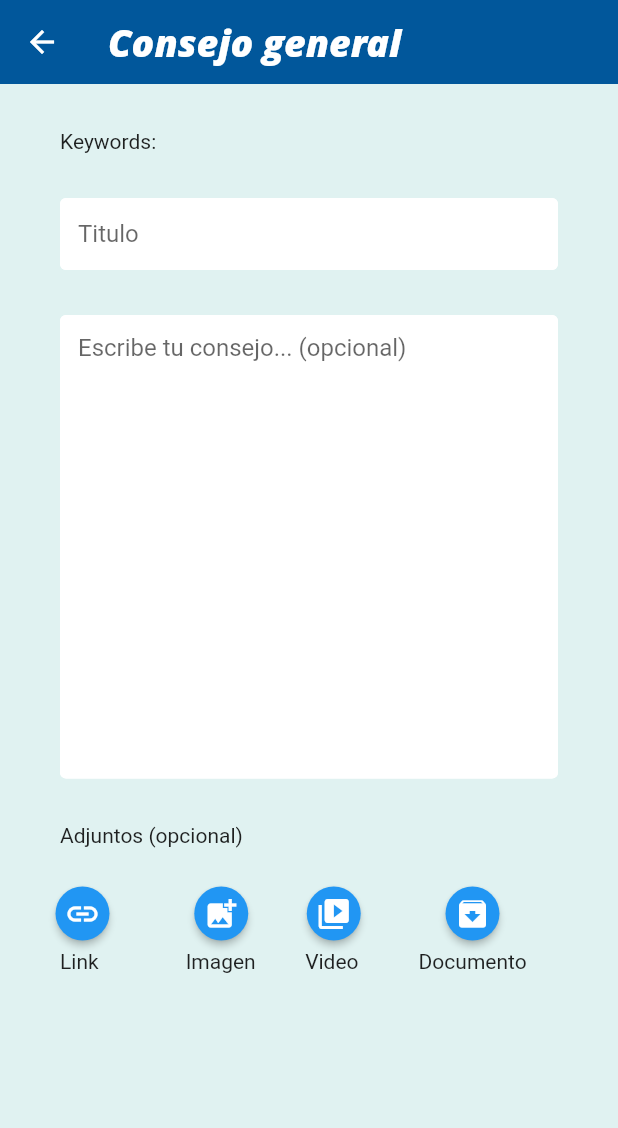
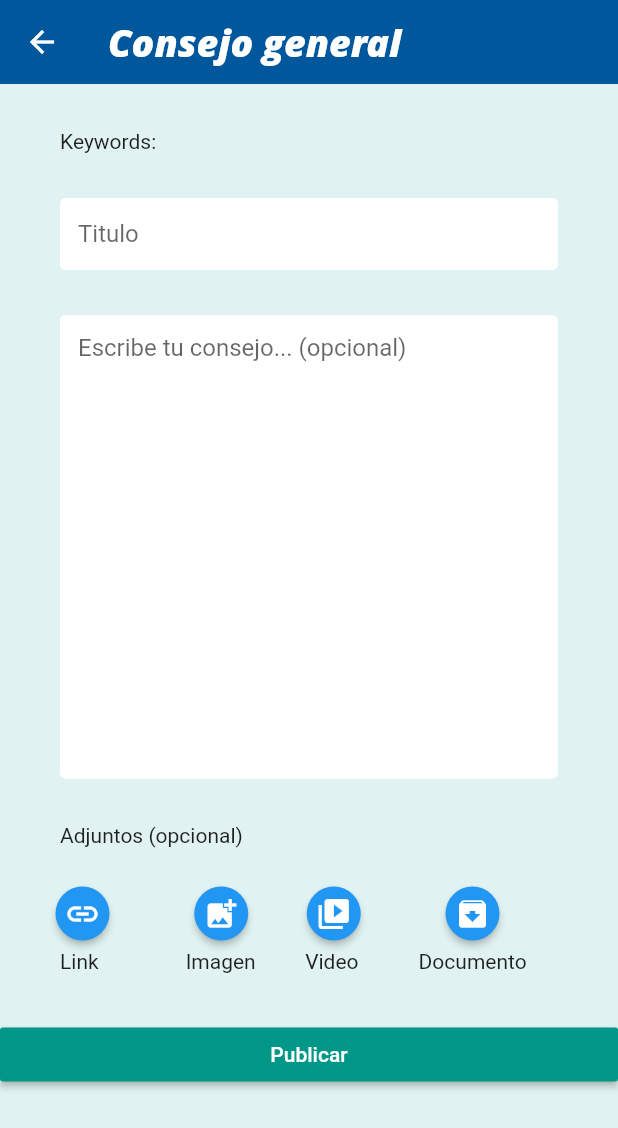
Before and after one commit to Covid-relief/CovidReliefApp, a Flutter app: the PostHelp screen opened directly, after a tap on the "add photo alternate" icon, on a phone screen of 412 x 824 dp. Shown: the top 1128 px of the screen. Run offline on Flutter 3.47's test engine with Material 2 defaults, Android fonts, the phone set to English and light mode, and no system bars; our stand-ins replace cloud_firestore, firebase_auth, firebase_database, firebase_storage, flutter_secure_storage, google_sign_in and 1 more; missing offline and left inert: flutter_auth_buttons, flutter_facebook_login; accounts and stored records are empty; Roboto replaces fonts that are missing (Open Sans); statements that could not run were skipped.

Commit message:
upload image and submit button in post

```diff
--- a/lib/screens/give_help/generalHelp.dart
+++ b/lib/screens/give_help/generalHelp.dart
@@ -4,6 +4,12 @@ import 'package:CovidRelief/screens/home/user_profile.dart';
 import 'package:CovidRelief/services/auth.dart';
 import 'package:CovidRelief/shared/constants.dart';
 import 'package:flutter/material.dart';
+import 'package:CovidRelief/screens/give_help/uploadImage.dart';
+import 'package:intl/intl.dart';
+import 'package:firebase_database/firebase_database.dart';
+import 'package:firebase_storage/firebase_storage.dart';
+import 'package:image_picker/image_picker.dart';
+import 'dart:io';
 
 class PostHelp extends StatefulWidget {
 
@@ -12,6 +18,17 @@ class PostHelp extends StatefulWidget {
 }
 
 class _PostHelpState extends State<PostHelp> {
+
+  File sampleImage;
+
+  Future getImage()async{
+    var tempImage = await ImagePicker.pickImage(source: ImageSource.gallery);
+    setState((){
+      sampleImage = tempImage;
+    });
+  }
+
+
   @override
   Widget build(BuildContext context) {
     return Scaffold(
@@ -26,7 +43,8 @@ class _PostHelpState extends State<PostHelp> {
                   fontSize: 25),),
             backgroundColor: Colors.lightBlue[900],
             elevation: 0.0,),
-            body: ListView(
+            body: Form(
+              child: ListView(
                 children: <Widget>[
                   SizedBox(height: 30.0),
                   Container(
@@ -84,7 +102,7 @@ class _PostHelpState extends State<PostHelp> {
                     SizedBox(
                       width: 75,
                       child: MaterialButton(
-                    onPressed: () {},
+                      onPressed: () => getImage(),
                       color: Colors.blue,
                       textColor: Colors.white,
                       child: Icon(
@@ -154,8 +172,23 @@ class _PostHelpState extends State<PostHelp> {
                   ],)
                   ],),
 
-                // falta boton de enviar
+                  SizedBox(height: 30.0),
+                  Container(
+                    child: imageUp(sampleImage),
+                  ),
+
+                  // arreglar el display
+                  RaisedButton(
+                    color: Colors.teal,
+                    child: Text(
+                      'Publicar',
+                      style: TextStyle(color: Colors.white),
+                    ),
+                    onPressed: () {
+                    },
+                  ),
                 ],
+            ),
           )
       );
   }
--- /dev/null
+++ b/lib/screens/give_help/uploadImage.dart
@@ -0,0 +1,16 @@
+import 'dart:io';
+
+import 'package:flutter/material.dart';
+import 'package:image_picker/image_picker.dart';
+import 'package:image_picker/image_picker.dart';
+
+/**
+ * Aqui basicamente hacemos un widget para mostrar la imagen
+ */
+Widget imageUp (sampleImage){
+  if (sampleImage!=null){
+    return Image.file(sampleImage);
+  }else{
+    return SizedBox();
+  }
+}
--- a/pubspec.yaml
+++ b/pubspec.yaml
@@ -36,6 +36,11 @@ dependencies:
   flutter_secure_storage: ^3.3.3
   flutter_auth_buttons: ^0.8.0
   flutter_facebook_login: ^3.0.0
+
+  intl: ^0.15.7
+  image_picker:
+  firebase_database:
+  firebase_storage:
 
 dev_dependencies:
   flutter_test:
```
Also changed, not shown: 2 other files. Lines whose indentation alone changed are shown as unchanged.
